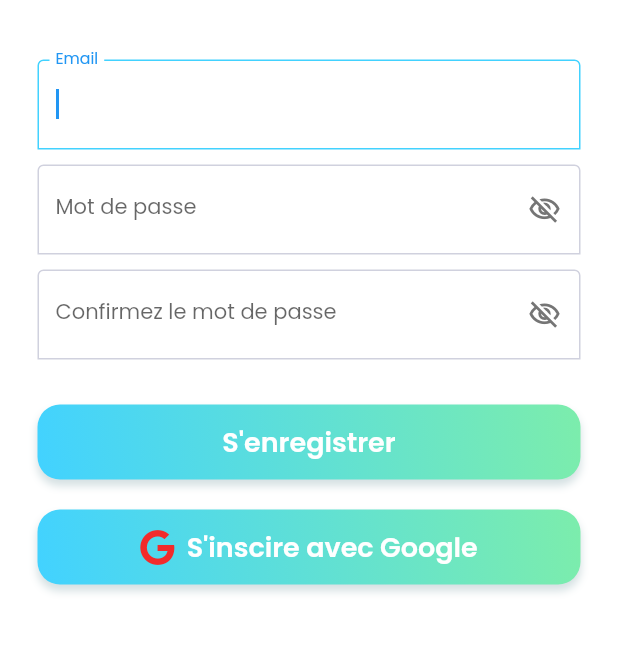
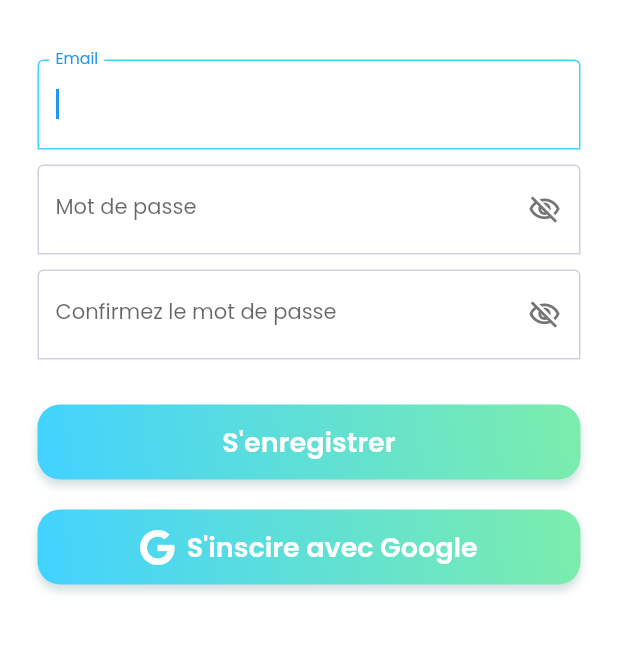
Before and after one commit to AvivoB/Pharmabox-FF, a Flutter app: the screen it shows after launch, on a phone screen of 412 x 824 dp, the part 395-1049 px from its top. Run offline on Flutter 3.47's test engine with Material 2 defaults, Android fonts, the phone set to English and light mode, and no system bars; drawn by our look-alikes of auto_size_text; our stand-ins replace dropdown_button2, easy_debounce, file_picker, firebase_auth, firebase_core, firebase_storage and 17 more; missing offline and left inert: json_path, mime_type; accounts and stored records are empty.

Commit message:
Updating to latest FlutterFlow output.

```diff
--- a/lib/register/register_widget.dart
+++ b/lib/register/register_widget.dart
@@ -422,7 +422,8 @@ class _RegisterWidgetState extends State<RegisterWidget> {
                                     text: 'S\'inscire avec Google',
                                     icon: FaIcon(
                                       FontAwesomeIcons.google,
-                                      color: Color(0xFFF22B2B),
+                                      color: FlutterFlowTheme.of(context)
+                                          .primaryBtnText,
                                     ),
                                     options: FFButtonOptions(
                                       width: double.infinity,
```
